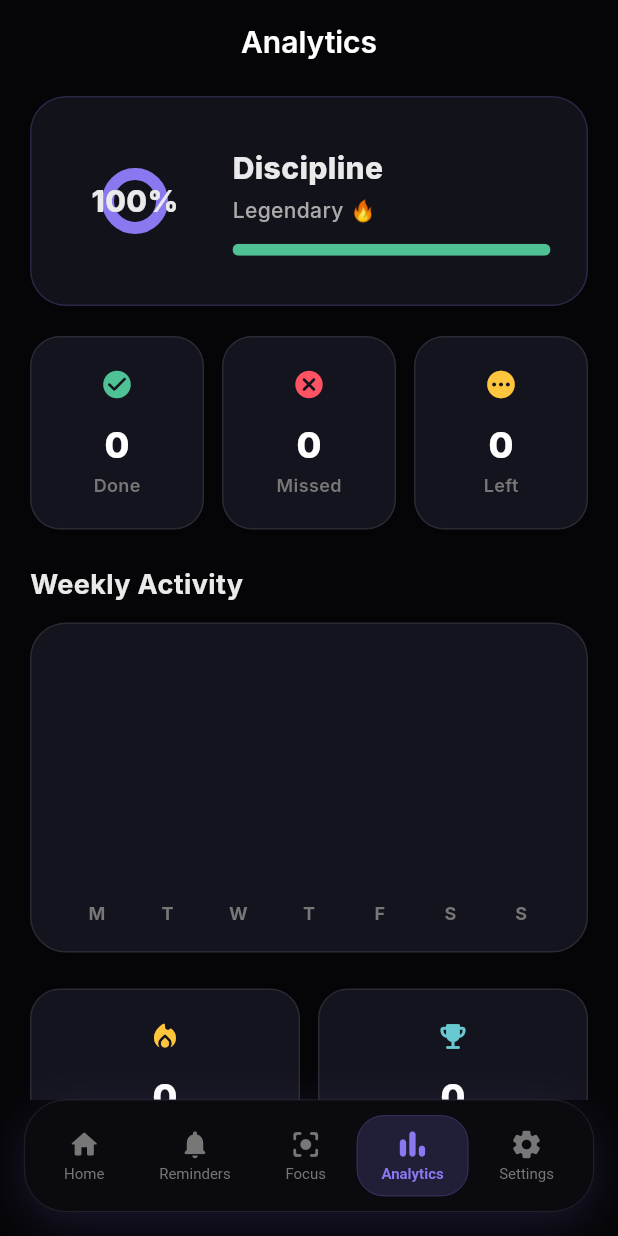
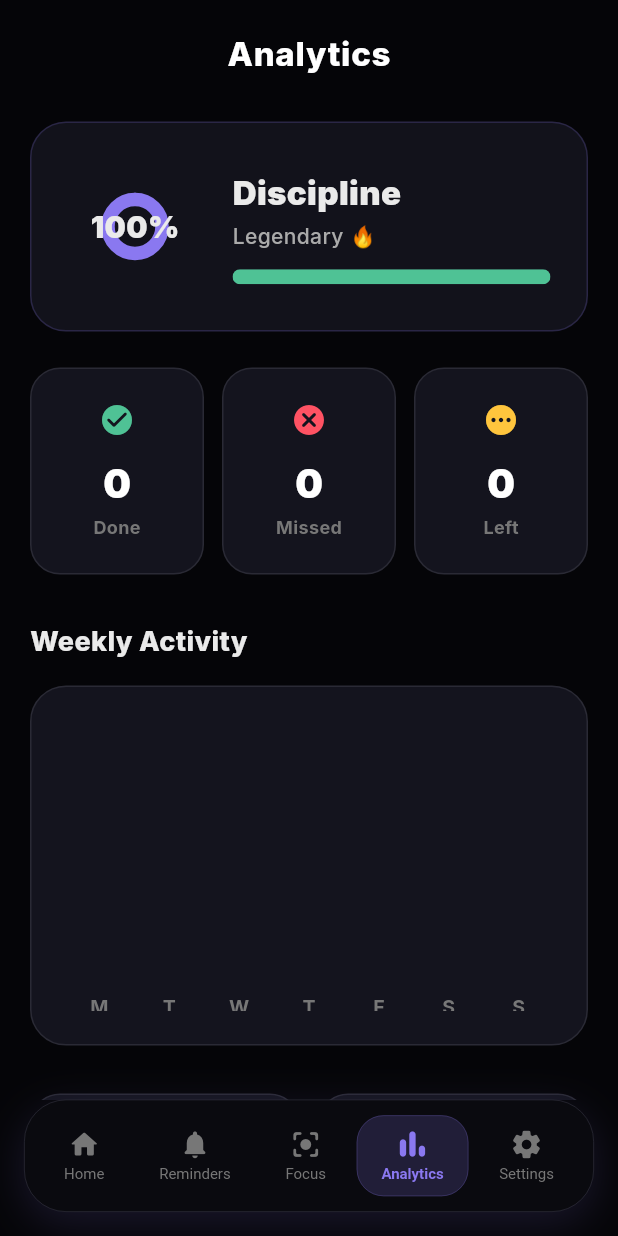
Before and after one commit to 5hu6h4m/MINDLOCK, a Flutter app: the screen it shows after launch, after a tap on "Skip", after a tap on "View Stats", on a phone screen of 412 x 824 dp. Run offline on Flutter 3.47's test engine with Material 3 defaults, Android fonts, the phone set to English and light mode, and no system bars; drawn by our look-alikes of fl_chart; our stand-ins replace audioplayers, cloud_firestore, firebase_auth, firebase_core, flutter_local_notifications, flutter_riverpod and 8 more; missing offline and left inert: flutter_overlay_window; accounts and stored records are empty.

Commit message:
fix: Absolute top-alignment for AnalyticsScreen

```diff
--- a/lib/presentation/analytics/analytics_screen.dart
+++ b/lib/presentation/analytics/analytics_screen.dart
@@ -29,37 +29,48 @@ class AnalyticsScreen extends ConsumerWidget {
 
     return Scaffold(
       backgroundColor: isDark ? AppTheme.bgDark : const Color(0xFFF8F9FE),
-      appBar: AppBar(
-        backgroundColor: Colors.transparent,
-        elevation: 0,
-        title: Text('Analytics', style: TextStyle(color: isDark ? Colors.white : Colors.black87)),
-        centerTitle: true,
+      body: SafeArea(
+        child: ListView(
+          padding: const EdgeInsets.fromLTRB(20, 20, 20, 100),
+          children: [
+            // ── Custom Title (Instead of AppBar) ───────────────────────────
+            Row(
+              mainAxisAlignment: MainAxisAlignment.center,
+              children: [
+                Text(
+                  'Analytics',
+                  style: TextStyle(
+                    color: isDark ? Colors.white : Colors.black87,
+                    fontSize: 22,
+                    fontWeight: FontWeight.w800,
+                    letterSpacing: 0.5,
                   ),
-      body: ListView(
-        padding: const EdgeInsets.fromLTRB(20, 8, 20, 100),
-        physics: const BouncingScrollPhysics(),
-        children: [
+                ),
+              ],
+            ),
+            const SizedBox(height: 30),
+
             // ── Discipline Score ──────────────────────────────────────────────
             _DisScore(rate: score, label: label, isDark: isDark),
-          const SizedBox(height: 20),
+            const SizedBox(height: 24),
 
             // ── Stats Grid ───────────────────────────────────────────────────
             _StatsGrid(completed: completed, ignored: ignored, pending: pending, isDark: isDark),
-          const SizedBox(height: 24),
+            const SizedBox(height: 32),
 
             // ── Weekly Chart ─────────────────────────────────────────────────
             _SectionTitle('Weekly Activity', isDark: isDark),
-          const SizedBox(height: 12),
+            const SizedBox(height: 16),
             _WeeklyChart(stats: weeklyStats, isDark: isDark),
-          const SizedBox(height: 24),
+            const SizedBox(height: 32),
 
             // ── Streaks ───────────────────────────────────────────────────────
             _StreaksBadges(current: stats.currentStreak, longest: stats.longestStreak, isDark: isDark),
-          const SizedBox(height: 24),
+            const SizedBox(height: 32),
 
             // ── Top Distractions ──────────────────────────────────────────────
             _SectionTitle('Top Distractions', isDark: isDark),
-          const SizedBox(height: 12),
+            const SizedBox(height: 16),
             FutureBuilder<Map<String, int>>(
               future: PlatformChannel.getUsageStats(),
               builder: (context, snapshot) {
@@ -81,11 +92,11 @@ class AnalyticsScreen extends ConsumerWidget {
                 );
               },
             ),
-          const SizedBox(height: 24),
+            const SizedBox(height: 32),
 
             // ── Insights ─────────────────────────────────────────────────────
             _SectionTitle('Insights', isDark: isDark),
-          const SizedBox(height: 12),
+            const SizedBox(height: 16),
             _InsightCard(
               icon: Icons.lightbulb_rounded,
               color: AppTheme.accentAmber,
@@ -103,6 +114,7 @@ class AnalyticsScreen extends ConsumerWidget {
             ),
           ],
         ),
+      ),
     );
   }
 }
@@ -117,7 +129,7 @@ class _SectionTitle extends StatelessWidget {
         style: TextStyle(
             color: isDark ? AppTheme.textPrimary : Colors.black87,
             fontSize: 18,
-            fontWeight: FontWeight.w700));
+            fontWeight: FontWeight.w800));
   }
 }
 
@@ -148,7 +160,7 @@ class _DisScore extends StatelessWidget {
               children: [
                 CircularProgressIndicator(
                   value: rate,
-                  strokeWidth: 8,
+                  strokeWidth: 9,
                   backgroundColor: isDark ? AppTheme.bgDarkElevated : Colors.black.withOpacity(0.05),
                   valueColor: const AlwaysStoppedAnimation(AppTheme.primaryPurple),
                   strokeCap: StrokeCap.round,
@@ -156,7 +168,7 @@ class _DisScore extends StatelessWidget {
                 Text('$pct%',
                     style: TextStyle(
                       color: isDark ? AppTheme.textPrimary : Colors.black87,
-                      fontWeight: FontWeight.w800,
+                      fontWeight: FontWeight.w900,
                       fontSize: 20,
                     )),
               ],
@@ -170,13 +182,13 @@ class _DisScore extends StatelessWidget {
                 Text('Discipline',
                     style: TextStyle(
                         color: isDark ? AppTheme.textPrimary : Colors.black87,
-                        fontWeight: FontWeight.w800,
-                        fontSize: 20)),
+                        fontWeight: FontWeight.w900,
+                        fontSize: 22)),
                 const SizedBox(height: 4),
                 Text(
                   label,
                   style: TextStyle(
-                      color: isDark ? AppTheme.textSecondary : Colors.black54, fontSize: 14),
+                      color: isDark ? AppTheme.textSecondary : Colors.black54, fontSize: 14, fontWeight: FontWeight.w500),
                 ),
                 const SizedBox(height: 12),
                 ClipRRect(
@@ -187,7 +199,7 @@ class _DisScore extends StatelessWidget {
                     valueColor: AlwaysStoppedAnimation(
                       pct >= 80 ? AppTheme.accentGreen : pct >= 50 ? AppTheme.primaryPurple : AppTheme.accentAmber,
                     ),
-                    minHeight: 8,
+                    minHeight: 10,
                   ),
                 ),
               ],
@@ -230,20 +242,20 @@ class _StatCard extends StatelessWidget {
   Widget build(BuildContext context) {
     return Expanded(
       child: Container(
-        padding: const EdgeInsets.symmetric(vertical: 20, horizontal: 12),
+        padding: const EdgeInsets.symmetric(vertical: 22, horizontal: 12),
         decoration: BoxDecoration(
           color: isDark ? AppTheme.bgDarkCard : Colors.white,
           borderRadius: BorderRadius.circular(20),
           border: Border.all(color: isDark ? AppTheme.borderColor : Colors.black.withOpacity(0.05)),
-          boxShadow: isDark ? [] : [BoxShadow(color: Colors.black.withOpacity(0.03), blurRadius: 10, offset: const Offset(0, 4))],
+          boxShadow: isDark ? [] : [BoxShadow(color: Colors.black.withOpacity(0.04), blurRadius: 12, offset: const Offset(0, 6))],
         ),
         child: Column(
           children: [
-            Icon(icon, color: color, size: 22),
+            Icon(icon, color: color, size: 24),
             const SizedBox(height: 12),
-            Text(value, style: TextStyle(color: isDark ? Colors.white : Colors.black87, fontSize: 24, fontWeight: FontWeight.w800)),
+            Text(value, style: TextStyle(color: isDark ? Colors.white : Colors.black87, fontSize: 26, fontWeight: FontWeight.w900)),
             const SizedBox(height: 2),
-            Text(label, style: const TextStyle(color: AppTheme.textMuted, fontSize: 12, fontWeight: FontWeight.w600)),
+            Text(label, style: const TextStyle(color: AppTheme.textMuted, fontSize: 12, fontWeight: FontWeight.w700)),
           ],
         ),
       ),
@@ -260,8 +272,8 @@ class _WeeklyChart extends StatelessWidget {
   Widget build(BuildContext context) {
     final days = ['M', 'T', 'W', 'T', 'F', 'S', 'S'];
     return Container(
-      padding: const EdgeInsets.all(20),
-      height: 220,
+      padding: const EdgeInsets.all(22),
+      height: 240,
       decoration: BoxDecoration(
         color: isDark ? AppTheme.bgDarkCard : Colors.white,
         borderRadius: BorderRadius.circular(24),
@@ -280,8 +292,8 @@ class _WeeklyChart extends StatelessWidget {
               sideTitles: SideTitles(
                 showTitles: true,
                 getTitlesWidget: (v, meta) => Padding(
-                  padding: const EdgeInsets.only(top: 8),
-                  child: Text(days[v.toInt() % 7], style: const TextStyle(color: AppTheme.textMuted, fontSize: 12, fontWeight: FontWeight.bold)),
+                  padding: const EdgeInsets.only(top: 10),
+                  child: Text(days[v.toInt() % 7], style: const TextStyle(color: AppTheme.textMuted, fontSize: 13, fontWeight: FontWeight.bold)),
                 ),
               ),
             ),
@@ -293,8 +305,8 @@ class _WeeklyChart extends StatelessWidget {
             return BarChartGroupData(
               x: i,
               barRods: [
-                BarChartRodData(toY: data[0].toDouble(), color: AppTheme.primaryPurple, width: 12, borderRadius: BorderRadius.circular(4)),
-                BarChartRodData(toY: data[1].toDouble(), color: AppTheme.accentRed.withOpacity(0.5), width: 12, borderRadius: BorderRadius.circular(4)),
+                BarChartRodData(toY: data[0].toDouble(), color: AppTheme.primaryPurple, width: 14, borderRadius: BorderRadius.circular(4)),
+                BarChartRodData(toY: data[1].toDouble(), color: AppTheme.accentRed.withOpacity(0.5), width: 14, borderRadius: BorderRadius.circular(4)),
               ],
             );
           }),
@@ -325,9 +337,10 @@ class _StreaksBadges extends StatelessWidget {
             _StatCard(value: longest.toString(), label: 'Best', icon: Icons.emoji_events_rounded, color: AppTheme.accentCyan, isDark: isDark),
           ],
         ),
-        const SizedBox(height: 16),
+        const SizedBox(height: 20),
         SingleChildScrollView(
           scrollDirection: Axis.horizontal,
+          physics: const BouncingScrollPhysics(),
           child: Row(
             children: [
               _BadgeTile(emoji: '🌙', label: 'Night Owl', color: AppTheme.accentBlue, unlocked: isNightWarrior, isDark: isDark),
@@ -352,22 +365,22 @@ class _BadgeTile extends StatelessWidget {
   @override
   Widget build(BuildContext context) {
     return Container(
-      width: 90,
+      width: 100,
       margin: const EdgeInsets.only(right: 12),
-      padding: const EdgeInsets.symmetric(vertical: 16),
+      padding: const EdgeInsets.symmetric(vertical: 18),
       decoration: BoxDecoration(
-        color: unlocked ? color.withOpacity(0.1) : (isDark ? AppTheme.bgDarkElevated : Colors.black.withOpacity(0.03)),
-        borderRadius: BorderRadius.circular(20),
-        border: Border.all(color: unlocked ? color.withOpacity(0.3) : Colors.transparent),
+        color: unlocked ? color.withOpacity(0.12) : (isDark ? AppTheme.bgDarkElevated : Colors.black.withOpacity(0.04)),
+        borderRadius: BorderRadius.circular(24),
+        border: Border.all(color: unlocked ? color.withOpacity(0.4) : Colors.transparent),
       ),
       child: Column(
         children: [
           Opacity(
-            opacity: unlocked ? 1.0 : 0.3,
-            child: Text(emoji, style: const TextStyle(fontSize: 28)),
+            opacity: unlocked ? 1.0 : 0.35,
+            child: Text(emoji, style: const TextStyle(fontSize: 32)),
           ),
-          const SizedBox(height: 8),
-          Text(label, style: TextStyle(color: unlocked ? color : AppTheme.textMuted, fontSize: 11, fontWeight: FontWeight.bold)),
+          const SizedBox(height: 10),
+          Text(label, style: TextStyle(color: unlocked ? color : AppTheme.textMuted, fontSize: 12, fontWeight: FontWeight.w800)),
         ],
       ),
     );
@@ -385,23 +398,28 @@ class _InsightCard extends StatelessWidget {
   @override
   Widget build(BuildContext context) {
     return Container(
-      padding: const EdgeInsets.all(20),
+      padding: const EdgeInsets.all(22),
       decoration: BoxDecoration(
-        color: isDark ? color.withOpacity(0.05) : Colors.white,
-        borderRadius: BorderRadius.circular(20),
-        border: Border.all(color: color.withOpacity(0.2)),
+        color: isDark ? color.withOpacity(0.07) : Colors.white,
+        borderRadius: BorderRadius.circular(24),
+        border: Border.all(color: color.withOpacity(0.25)),
+        boxShadow: isDark ? [] : [BoxShadow(color: color.withOpacity(0.05), blurRadius: 10, offset: const Offset(0, 4))],
       ),
       child: Row(
         children: [
-          Icon(icon, color: color, size: 24),
-          const SizedBox(width: 16),
+          Container(
+            padding: const EdgeInsets.all(10),
+            decoration: BoxDecoration(color: color.withOpacity(0.15), borderRadius: BorderRadius.circular(12)),
+            child: Icon(icon, color: color, size: 24),
+          ),
+          const SizedBox(width: 18),
           Expanded(
             child: Column(
               crossAxisAlignment: CrossAxisAlignment.start,
               children: [
-                Text(title, style: TextStyle(color: isDark ? Colors.white : Colors.black87, fontWeight: FontWeight.w700, fontSize: 16)),
-                const SizedBox(height: 4),
-                Text(body, style: TextStyle(color: isDark ? AppTheme.textSecondary : Colors.black54, fontSize: 13)),
+                Text(title, style: TextStyle(color: isDark ? Colors.white : Colors.black87, fontWeight: FontWeight.w800, fontSize: 16)),
+                const SizedBox(height: 6),
+                Text(body, style: TextStyle(color: isDark ? AppTheme.textSecondary : Colors.black54, fontSize: 14, height: 1.4)),
               ],
             ),
           ),
@@ -422,18 +440,30 @@ class _DistractionTile extends StatelessWidget {
     final name = pkg.split('.').last.toUpperCase();
     return Container(
       margin: const EdgeInsets.only(bottom: 12),
-      padding: const EdgeInsets.all(16),
+      padding: const EdgeInsets.all(18),
       decoration: BoxDecoration(
         color: isDark ? AppTheme.bgDarkCard : Colors.white,
-        borderRadius: BorderRadius.circular(20),
+        borderRadius: BorderRadius.circular(22),
         border: Border.all(color: isDark ? AppTheme.borderColor : Colors.black.withOpacity(0.05)),
       ),
       child: Row(
         children: [
-          Icon(Icons.warning_amber_rounded, color: AppTheme.accentRed, size: 20),
+          Container(
+            padding: const EdgeInsets.all(8),
+            decoration: BoxDecoration(color: AppTheme.accentRed.withOpacity(0.1), borderRadius: BorderRadius.circular(10)),
+            child: const Icon(Icons.warning_amber_rounded, color: AppTheme.accentRed, size: 20),
+          ),
           const SizedBox(width: 16),
-          Expanded(child: Text(name, style: TextStyle(color: isDark ? Colors.white : Colors.black87, fontWeight: FontWeight.w600))),
-          Text('$mins m', style: TextStyle(color: isDark ? Colors.white : Colors.black87, fontWeight: FontWeight.w800)),
+          Expanded(
+            child: Column(
+              crossAxisAlignment: CrossAxisAlignment.start,
+              children: [
+                Text(name, style: TextStyle(color: isDark ? Colors.white : Colors.black87, fontWeight: FontWeight.w700, fontSize: 15)),
+                Text(pkg, style: const TextStyle(color: AppTheme.textMuted, fontSize: 11)),
+              ],
+            ),
+          ),
+          Text('$mins m', style: TextStyle(color: isDark ? Colors.white : Colors.black87, fontWeight: FontWeight.w900, fontSize: 16)),
         ],
       ),
     );
```
Lines whose indentation alone changed are shown as unchanged.
